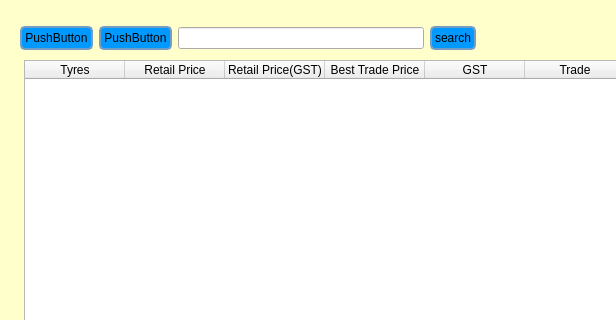
This is new_start/UI_File/Tyres.ui in maximustann/Bing_project as Qt 5 draws it before an edit; both pictures show x 0 to 616 and y 0 to 320 of the 898 by 451 pixel window. The edited form follows.
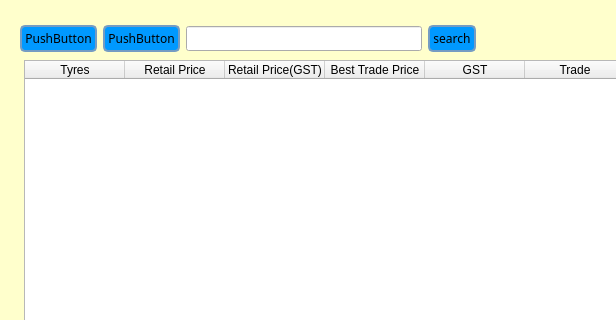
This is the edited form.

```diff
--- a/new_start/UI_File/Tyres.ui
+++ b/new_start/UI_File/Tyres.ui
@@ -10,6 +10,12 @@
     <height>451</height>
    </rect>
   </property>
+  <property name="font">
+   <font>
+    <family>Droid Serif</family>
+    <pointsize>24</pointsize>
+   </font>
+  </property>
   <property name="windowTitle">
    <string>Tyres</string>
   </property>
@@ -84,6 +90,11 @@
      <layout class="QHBoxLayout" name="horizontalLayout">
       <item>
        <widget class="QPushButton" name="pushButton">
+        <property name="font">
+         <font>
+          <family>Droid Serif</family>
+         </font>
+        </property>
         <property name="text">
          <string>PushButton</string>
         </property>
@@ -91,6 +102,11 @@
       </item>
       <item>
        <widget class="QPushButton" name="pushButton_2">
+        <property name="font">
+         <font>
+          <family>Droid Serif</family>
+         </font>
+        </property>
         <property name="text">
          <string>PushButton</string>
         </property>
@@ -101,10 +117,21 @@
     <item>
      <layout class="QHBoxLayout" name="horizontalLayout_2">
       <item>
-       <widget class="QLineEdit" name="lineEdit"/>
+       <widget class="QLineEdit" name="lineEdit">
+        <property name="font">
+         <font>
+          <family>Droid Serif</family>
+         </font>
+        </property>
+       </widget>
       </item>
       <item>
        <widget class="QPushButton" name="pushButton_3">
+        <property name="font">
+         <font>
+          <family>Droid Serif</family>
+         </font>
+        </property>
         <property name="text">
          <string>search</string>
         </property>
```
Left out of the diff: 5 changed lines with no effect on the pictures.
